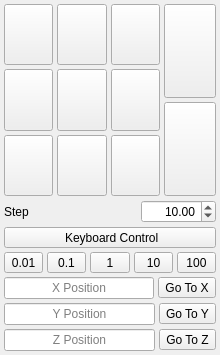
Before: the Qt Designer form View/JogForm.ui in octronic-uk/Candle, drawn with Qt 5.
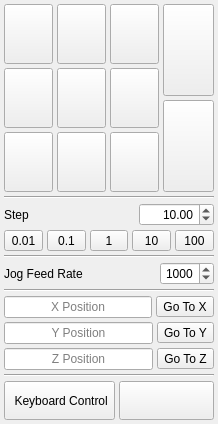
After: the same form once the commit is applied. Icons and pictures are not drawn.

```diff
--- a/View/JogForm.ui
+++ b/View/JogForm.ui
@@ -6,8 +6,8 @@
    <rect>
     <x>0</x>
     <y>0</y>
-    <width>220</width>
-    <height>355</height>
+    <width>218</width>
+    <height>424</height>
    </rect>
   </property>
   <property name="windowTitle">
@@ -34,10 +34,13 @@
    </property>
    <item>
     <widget class="QWidget" name="jogWidget" native="true">
-     <layout class="QVBoxLayout" name="verticalLayout_3">
+     <layout class="QVBoxLayout" name="verticalLayout_5">
       <property name="spacing">
        <number>4</number>
       </property>
+      <property name="sizeConstraint">
+       <enum>QLayout::SetMinimumSize</enum>
+      </property>
       <property name="leftMargin">
        <number>4</number>
       </property>
@@ -48,11 +51,6 @@
        <number>4</number>
       </property>
       <property name="bottomMargin">
-       <number>4</number>
-      </property>
-      <item>
-       <layout class="QVBoxLayout" name="verticalLayout_4">
-        <property name="spacing">
          <number>4</number>
         </property>
         <item>
@@ -489,6 +487,15 @@
          </layout>
         </item>
         <item>
+       <widget class="Line" name="line">
+        <property name="orientation">
+         <enum>Qt::Horizontal</enum>
+        </property>
+       </widget>
+      </item>
+      <item>
+       <layout class="QVBoxLayout" name="verticalLayout_4">
+        <item>
          <layout class="QHBoxLayout" name="horizontalLayout">
           <item>
            <widget class="QLabel" name="jogStepLabel">
@@ -591,40 +598,6 @@
           </item>
          </layout>
         </item>
-       </layout>
-      </item>
-      <item>
-       <widget class="QToolButton" name="keyboardControlToolButton">
-        <property name="sizePolicy">
-         <sizepolicy hsizetype="Expanding" vsizetype="Minimum">
-          <horstretch>0</horstretch>
-          <verstretch>0</verstretch>
-         </sizepolicy>
-        </property>
-        <property name="minimumSize">
-         <size>
-          <width>0</width>
-          <height>0</height>
-         </size>
-        </property>
-        <property name="text">
-         <string> Keyboard Control</string>
-        </property>
-        <property name="icon">
-         <iconset resource="../Resources/Images.qrc">
-          <normaloff>:/Images/SVG/keyboard.svg</normaloff>:/Images/SVG/keyboard.svg</iconset>
-        </property>
-        <property name="iconSize">
-         <size>
-          <width>32</width>
-          <height>32</height>
-         </size>
-        </property>
-        <property name="checkable">
-         <bool>true</bool>
-        </property>
-       </widget>
-      </item>
       <item>
        <layout class="QHBoxLayout" name="horizontalLayout_3">
         <property name="spacing">
@@ -757,6 +730,61 @@
         </item>
        </layout>
       </item>
+       </layout>
+      </item>
+      <item>
+       <widget class="Line" name="line_3">
+        <property name="orientation">
+         <enum>Qt::Horizontal</enum>
+        </property>
+       </widget>
+      </item>
+      <item>
+       <layout class="QHBoxLayout" name="horizontalLayout_8">
+        <item>
+         <widget class="QLabel" name="label">
+          <property name="text">
+           <string>Jog Feed Rate</string>
+          </property>
+         </widget>
+        </item>
+        <item>
+         <spacer name="horizontalSpacer_2">
+          <property name="orientation">
+           <enum>Qt::Horizontal</enum>
+          </property>
+          <property name="sizeHint" stdset="0">
+           <size>
+            <width>40</width>
+            <height>20</height>
+           </size>
+          </property>
+         </spacer>
+        </item>
+        <item>
+         <widget class="QSpinBox" name="feedRateSpinBox">
+          <property name="alignment">
+           <set>Qt::AlignRight|Qt::AlignTrailing|Qt::AlignVCenter</set>
+          </property>
+          <property name="maximum">
+           <number>9999</number>
+          </property>
+          <property name="value">
+           <number>1000</number>
+          </property>
+         </widget>
+        </item>
+       </layout>
+      </item>
+      <item>
+       <widget class="Line" name="line_2">
+        <property name="orientation">
+         <enum>Qt::Horizontal</enum>
+        </property>
+       </widget>
+      </item>
+      <item>
+       <layout class="QVBoxLayout" name="verticalLayout_3">
       <item>
        <layout class="QHBoxLayout" name="horizontalLayout_4">
         <item>
@@ -777,7 +805,7 @@
            <string>X Position</string>
           </property>
           <property name="clearButtonEnabled">
-           <bool>true</bool>
+             <bool>false</bool>
           </property>
          </widget>
         </item>
@@ -813,7 +841,7 @@
            <string>Y Position</string>
           </property>
           <property name="clearButtonEnabled">
-           <bool>true</bool>
+             <bool>false</bool>
           </property>
          </widget>
         </item>
@@ -849,7 +877,7 @@
            <string>Z Position</string>
           </property>
           <property name="clearButtonEnabled">
-           <bool>true</bool>
+             <bool>false</bool>
           </property>
          </widget>
         </item>
@@ -869,6 +897,77 @@
           </property>
           <property name="text">
            <string>Go To Z</string>
+            </property>
+           </widget>
+          </item>
+         </layout>
+        </item>
+       </layout>
+      </item>
+      <item>
+       <widget class="Line" name="line_4">
+        <property name="orientation">
+         <enum>Qt::Horizontal</enum>
+        </property>
+       </widget>
+      </item>
+      <item>
+       <layout class="QHBoxLayout" name="horizontalLayout_7">
+        <item>
+         <widget class="QToolButton" name="keyboardControlToolButton">
+          <property name="sizePolicy">
+           <sizepolicy hsizetype="Expanding" vsizetype="Minimum">
+            <horstretch>0</horstretch>
+            <verstretch>0</verstretch>
+           </sizepolicy>
+          </property>
+          <property name="minimumSize">
+           <size>
+            <width>0</width>
+            <height>0</height>
+           </size>
+          </property>
+          <property name="text">
+           <string> Keyboard Control</string>
+          </property>
+          <property name="icon">
+           <iconset resource="../Resources/Images.qrc">
+            <normaloff>:/Images/SVG/keyboard.svg</normaloff>:/Images/SVG/keyboard.svg</iconset>
+          </property>
+          <property name="iconSize">
+           <size>
+            <width>32</width>
+            <height>32</height>
+           </size>
+          </property>
+          <property name="checkable">
+           <bool>true</bool>
+          </property>
+         </widget>
+        </item>
+        <item>
+         <widget class="QToolButton" name="joystickControlToolButton">
+          <property name="sizePolicy">
+           <sizepolicy hsizetype="Expanding" vsizetype="Minimum">
+            <horstretch>0</horstretch>
+            <verstretch>0</verstretch>
+           </sizepolicy>
+          </property>
+          <property name="text">
+           <string/>
+          </property>
+          <property name="icon">
+           <iconset resource="../Resources/Images.qrc">
+            <normaloff>:/Images/SVG/gamepad.svg</normaloff>:/Images/SVG/gamepad.svg</iconset>
+          </property>
+          <property name="iconSize">
+           <size>
+            <width>32</width>
+            <height>32</height>
+           </size>
+          </property>
+          <property name="checkable">
+           <bool>true</bool>
           </property>
          </widget>
         </item>
```
Left out of the diff: 16 changed lines with no effect on the pictures. Lines whose indentation alone changed are shown as unchanged.
